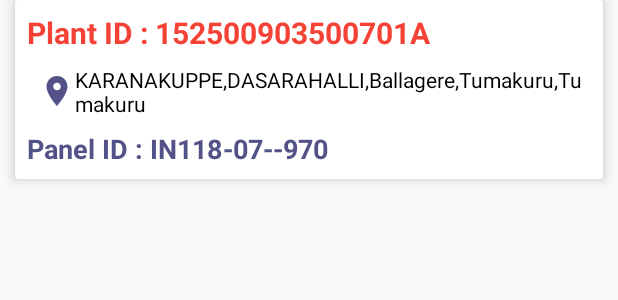
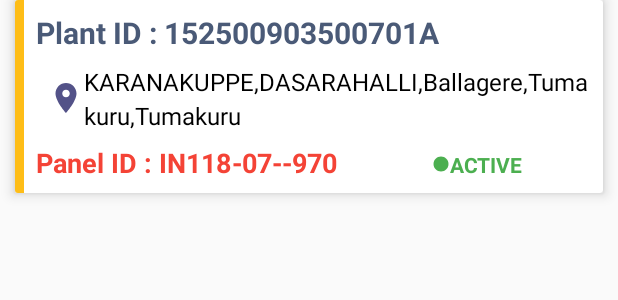
Before and after one commit to CharanNK/ShuddhaNeeru, an Android app: the layout plant_detail_cardview.xml on its own in the app's theme, with its tools: preview values and no code run, on a phone screen of 412 x 824 dp. Shown: the top 300 px of the screen. Run offline under Robolectric (Android 15) with nearby library versions, the phone set to English and light mode, and no system bars; Roboto replaces fonts that are not available here.

Commit message:
PlantCardView UI changes

```diff
--- a/app/src/main/java/com/sanradiance/mobilewpp/PlantsAdapter.java
+++ b/app/src/main/java/com/sanradiance/mobilewpp/PlantsAdapter.java
@@ -4,6 +4,7 @@ import android.app.Activity;
 import android.app.AlertDialog;
 import android.content.Context;
 import android.content.DialogInterface;
+import android.graphics.Typeface;
 import android.os.Bundle;
 import android.support.annotation.NonNull;
 import android.support.v4.app.Fragment;
@@ -66,11 +67,19 @@ public class PlantsAdapter extends RecyclerView.Adapter<PlantsAdapter.ViewHolder
     public void onBindViewHolder(@NonNull final ViewHolder viewHolder, int position) {
         final PlantDataModel currentPlant = plantsList.get(position);
 
-        viewHolder.panelIdTextView.setText("Panel ID :" + currentPlant.getPanelId());
-        String completeAddress = currentPlant.getVillage() + ", " + currentPlant.getHabitation() + ", " + currentPlant.getPanchayat()
-                + ", " + currentPlant.getTaluk() + ", " + currentPlant.getDistrict();
+        Typeface roundsTypeFace = Typeface.createFromAsset(mContext.getAssets(),"fonts/ttrounds.ttf");
+        Typeface robotoMedium = Typeface.createFromAsset(mContext.getAssets(),"fonts/linottesemibold.otf");
+
+        viewHolder.panelIdTextView.setTypeface(roundsTypeFace);
+        viewHolder.panelIdTextView.setText("Panel ID : " + currentPlant.getPanelId());
+
+        viewHolder.plantAddressTextView.setTypeface(robotoMedium);
+        String completeAddress = currentPlant.getVillage() + ", " + currentPlant.getHabitation() + ", \n" + currentPlant.getPanchayat()
+                + ", " + currentPlant.getTaluk() + ", \n" + currentPlant.getDistrict();
         viewHolder.plantAddressTextView.setText(completeAddress);
-        viewHolder.plantIdTextView.setText("Plant ID :" + currentPlant.getPlantId());
+
+        viewHolder.plantIdTextView.setTypeface(roundsTypeFace);
+        viewHolder.plantIdTextView.setText("Plant ID : " + currentPlant.getPlantId());
 
         viewHolder.plantCardView.setOnClickListener(new View.OnClickListener() {
             @Override
--- /dev/null
+++ b/app/src/main/res/drawable/ic_plant_active.xml
@@ -0,0 +1,5 @@
+<vector android:height="12dp" android:tint="#4CAF50"
+    android:viewportHeight="24.0" android:viewportWidth="24.0"
+    android:width="12dp" xmlns:android="http://schemas.android.com/apk/res/android">
+    <path android:fillColor="#FF000000" android:pathData="M12,2C6.48,2 2,6.48 2,12s4.48,10 10,10 10,-4.48 10,-10S17.52,2 12,2z"/>
+</vector>
--- /dev/null
+++ b/app/src/main/res/drawable/ic_plant_inactive.xml
@@ -0,0 +1,5 @@
+<vector android:height="12dp" android:tint="#F44336"
+    android:viewportHeight="24.0" android:viewportWidth="24.0"
+    android:width="12dp" xmlns:android="http://schemas.android.com/apk/res/android">
+    <path android:fillColor="#FF000000" android:pathData="M12,2C6.48,2 2,6.48 2,12s4.48,10 10,10 10,-4.48 10,-10S17.52,2 12,2z"/>
+</vector>
--- a/app/src/main/res/layout/operator_plants_layout.xml
+++ b/app/src/main/res/layout/operator_plants_layout.xml
@@ -2,7 +2,7 @@
 <LinearLayout xmlns:android="http://schemas.android.com/apk/res/android"
     android:layout_width="match_parent"
     android:layout_height="match_parent"
-    android:background="@color/colorBackground"
+    android:background="#e0f2f1"
     android:layout_gravity="center">
 
     <android.support.v7.widget.RecyclerView
--- a/app/src/main/res/layout/plant_detail_cardview.xml
+++ b/app/src/main/res/layout/plant_detail_cardview.xml
@@ -12,40 +12,70 @@
         android:layout_marginLeft="10dp"
         android:layout_marginRight="10dp"
         card_view:cardElevation="5dp">
+
         <LinearLayout
             android:layout_width="match_parent"
             android:layout_height="match_parent"
-            android:layout_marginTop="@dimen/card_view_margintop"
+            android:orientation="horizontal">
+            <LinearLayout
+                android:layout_width="6dp"
+                android:layout_height="match_parent"
+                android:background="#FEBD17"></LinearLayout>
+
+            <LinearLayout
+                android:layout_width="match_parent"
+                android:layout_height="match_parent"
                 android:layout_marginBottom="@dimen/card_view_margintop"
                 android:layout_marginLeft="@dimen/card_view_marginleft"
                 android:layout_marginRight="@dimen/card_view_marginleft"
+                android:layout_marginTop="@dimen/card_view_margintop"
                 android:orientation="vertical">
+
                 <TextView
+                    android:id="@+id/plantIdTv"
                     android:layout_width="wrap_content"
                     android:layout_height="wrap_content"
-                android:id="@+id/plantIdTv"
-                android:textColor="#f44336"
-                android:textStyle="bold"
+                    android:text="Plant ID : 152500903500701A"
+                    android:textColor="#4A5A77"
                     android:textSize="20sp"
-                android:text="Plant ID : 152500903500701A"/>
+                    android:textStyle="bold" />
+
                 <TextView
-                android:layout_width="wrap_content"
-                android:drawableLeft="@drawable/ic_location"
                     android:id="@+id/plantAddressTv"
-                android:layout_marginTop="@dimen/card_view_marginleft"
-                android:layout_marginBottom="@dimen/card_view_marginleft"
-                android:textColor="@color/colorBlack"
-                android:layout_height="wrap_content"
-                android:layout_marginLeft="@dimen/card_view_margintop"
-                android:text="KARANAKUPPE,DASARAHALLI,Ballagere,Tumakuru,Tumakuru"/>
-            <TextView
                     android:layout_width="wrap_content"
                     android:layout_height="wrap_content"
+                    android:layout_marginBottom="@dimen/card_view_marginleft"
+                    android:layout_marginLeft="@dimen/card_view_margintop"
+                    android:layout_marginTop="@dimen/card_view_marginleft"
+                    android:textSize="16sp"
+                    android:drawableLeft="@drawable/ic_location"
+                    android:lineSpacingMultiplier="1.2"
+                    android:text="KARANAKUPPE,DASARAHALLI,Ballagere,Tumakuru,Tumakuru"
+                    android:textColor="@color/colorBlack" />
+
+                <LinearLayout
+                    android:layout_width="match_parent"
+                    android:layout_height="wrap_content"
+                    android:orientation="horizontal">
+                <TextView
                     android:id="@+id/panelIdTv"
-                android:textColor="@color/colorBlueBackground"
+                    android:layout_width="0dp"
+                    android:layout_weight="1"
+                    android:layout_height="wrap_content"
+                    android:text="Panel ID : IN118-07--970"
+                    android:textColor="#f44336"
+                    android:textSize="18sp"
+                    android:textStyle="bold" />
+                    <TextView
+                        android:layout_width="0dp"
+                        android:layout_weight="0.4"
+                        android:layout_height="wrap_content"
+                        android:text="ACTIVE"
+                        android:drawableLeft="@drawable/ic_plant_active"
                         android:textStyle="bold"
-                android:textSize="18sp"
-                android:text="Panel ID : IN118-07--970"/>
+                        android:textColor="@color/plantActiveColor"/>
+                </LinearLayout>
+            </LinearLayout>
         </LinearLayout>
     </android.support.v7.widget.CardView>
 </FrameLayout>
--- a/app/src/main/res/values/colors.xml
+++ b/app/src/main/res/values/colors.xml
@@ -10,4 +10,6 @@
     <color name="colorBlueBackground">#535288</color>
     <color name="colorBackground">#ffe0b2</color>
     <color name="colorDarkGrey">#9e9e9e</color>
+    <color name="plantInactiveColor">#f44336</color>
+    <color name="plantActiveColor">#4caf50</color>
 </resources>
```
Also changed, not shown: app/src/main/assets/fonts/linotte.otf (added), app/src/main/assets/fonts/linottesemibold.otf (added), app/src/main/assets/fonts/robotobold.ttf (added), app/src/main/assets/fonts/robotomedium.ttf (added), app/src/main/assets/fonts/ttrounds.ttf (added). Lines whose indentation alone changed are shown as unchanged.
